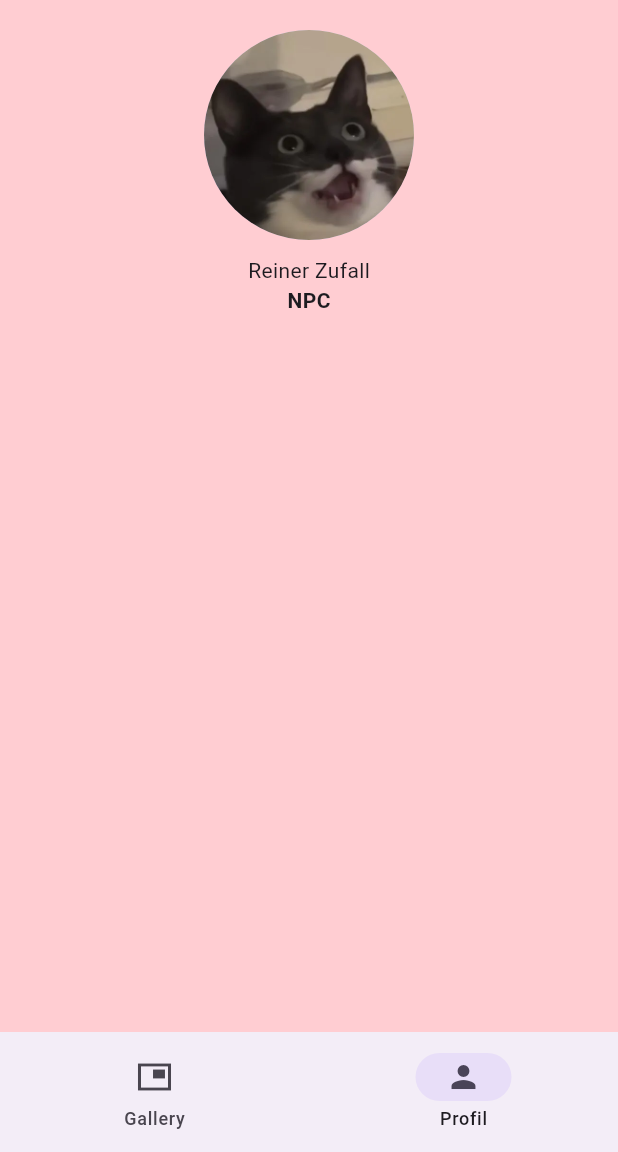
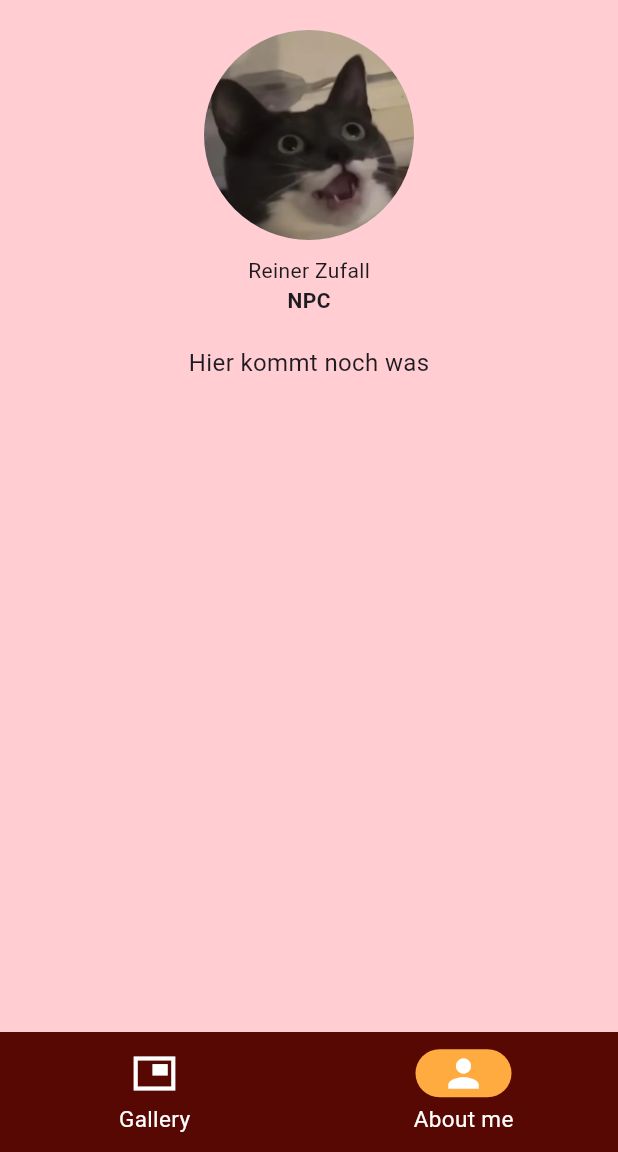
Before and after one commit to Selihei/bildergalerie, a Flutter app: the screen it shows after launch, item 2 of the bottom bar chosen, on a phone screen of 412 x 824 dp, the part 84-1236 px from its top. Run offline on Flutter 3.47's test engine with Material 3 defaults, Android fonts, the phone set to English and light mode, and no system bars.

Commit message:
added style to Navigationbar

```diff
--- a/lib/main_start.dart
+++ b/lib/main_start.dart
@@ -1,7 +1,5 @@
-
-
 import 'package:flutter/material.dart';
-import 'package:bildergalerie/screens/details.dart';
+//import 'package:bildergalerie/screens/details.dart';
 import 'package:bildergalerie/screens/gallery.dart';
 import 'package:bildergalerie/screens/profile.dart';
 import 'package:bildergalerie/widgets.dart';
@@ -31,17 +29,26 @@ final List<Widget> screens = const [
         appBar: buildAppBar("MyGallery"),
         body:
          screens[currentIndex],
-        bottomNavigationBar: NavigationBar(
+        bottomNavigationBar:NavigationBarTheme(
+    data: NavigationBarThemeData(
+      backgroundColor: const Color.fromARGB(255, 88, 8, 3),
+      indicatorColor: Colors.orangeAccent,
+      iconTheme: WidgetStateProperty.all(const IconThemeData(color: Colors.white, size: 30)),
+      labelTextStyle: WidgetStateProperty.all(const TextStyle(color: Colors.white, fontSize: 15)),
+    ),
+    child: NavigationBar(
       selectedIndex: currentIndex,
       onDestinationSelected: (index) {
         setState(() {
           currentIndex = index;
         });
       },
-          destinations: const[
+      destinations: const [
         NavigationDestination(icon: Icon(Icons.picture_in_picture_sharp), label: "Gallery"),
-          NavigationDestination(icon: Icon(Icons.person), label: "Profil")
-        ]),
+        NavigationDestination(icon: Icon(Icons.person), label: "About me"),
+         ],
+          ),
+        ),
       ),
     );
   }
--- a/lib/screens/profile.dart
+++ b/lib/screens/profile.dart
@@ -18,7 +18,9 @@ class ProfileScreen extends StatelessWidget {
           ),
           SizedBox(height: 10,),
           Text("Reiner Zufall"),
-          Text("NPC", style: TextStyle(fontWeight: FontWeight.bold),)
+          Text("NPC", style: TextStyle(fontWeight: FontWeight.bold),),
+          SizedBox(height: 20),
+          Text("Hier kommt noch was", textAlign: TextAlign.justify, style: TextStyle(fontSize: 16),)
         ],
       ),
     );
```
Lines whose indentation alone changed are shown as unchanged.
